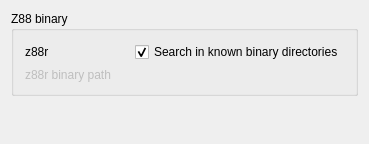
Qt form src/Mod/Fem/Gui/DlgSettingsFemZ88.ui (southseact-3d/fcd) before a commit.
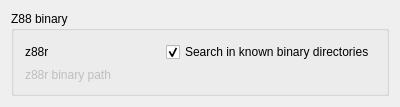
The same form after that commit. Custom widgets are drawn as their Qt base class.

Commit message:
[FEM] settings dialogs: uniform width
- some minor changes automatically done by Qt Designer

Diff of the .ui file:
```diff
--- a/src/Mod/Fem/Gui/DlgSettingsFemZ88.ui
+++ b/src/Mod/Fem/Gui/DlgSettingsFemZ88.ui
@@ -6,8 +6,8 @@
    <rect>
     <x>0</x>
     <y>0</y>
-    <width>369</width>
-    <height>144</height>
+    <width>400</width>
+    <height>97</height>
    </rect>
   </property>
   <property name="windowTitle">
```
The commit also changes 7 other files.
